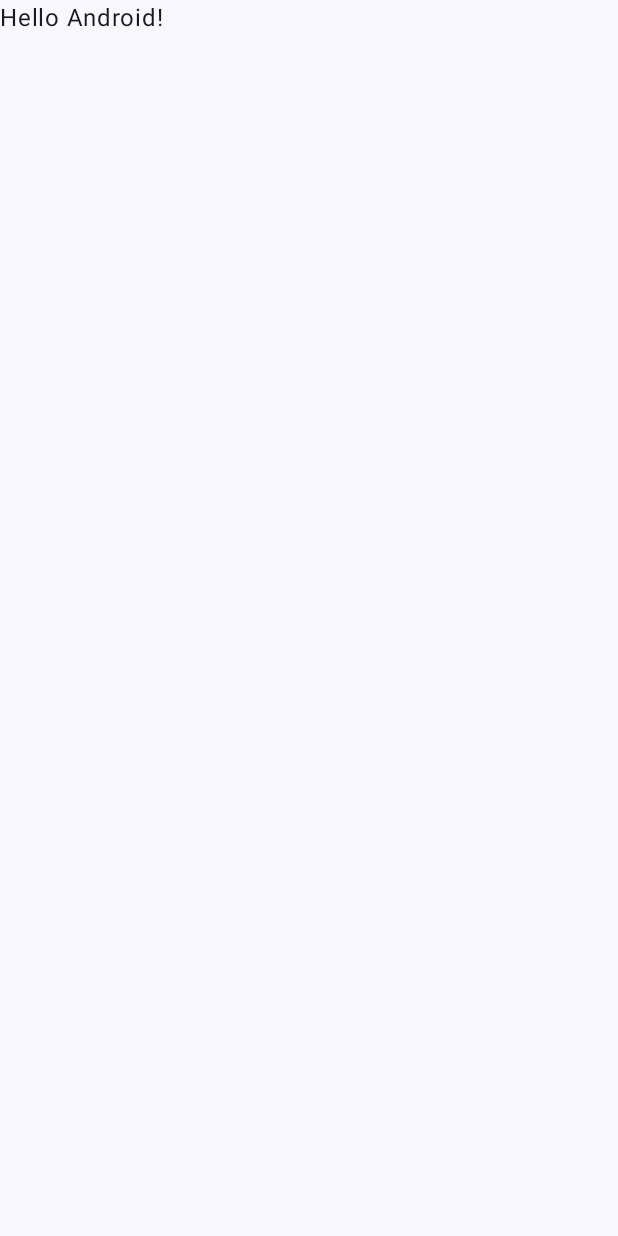
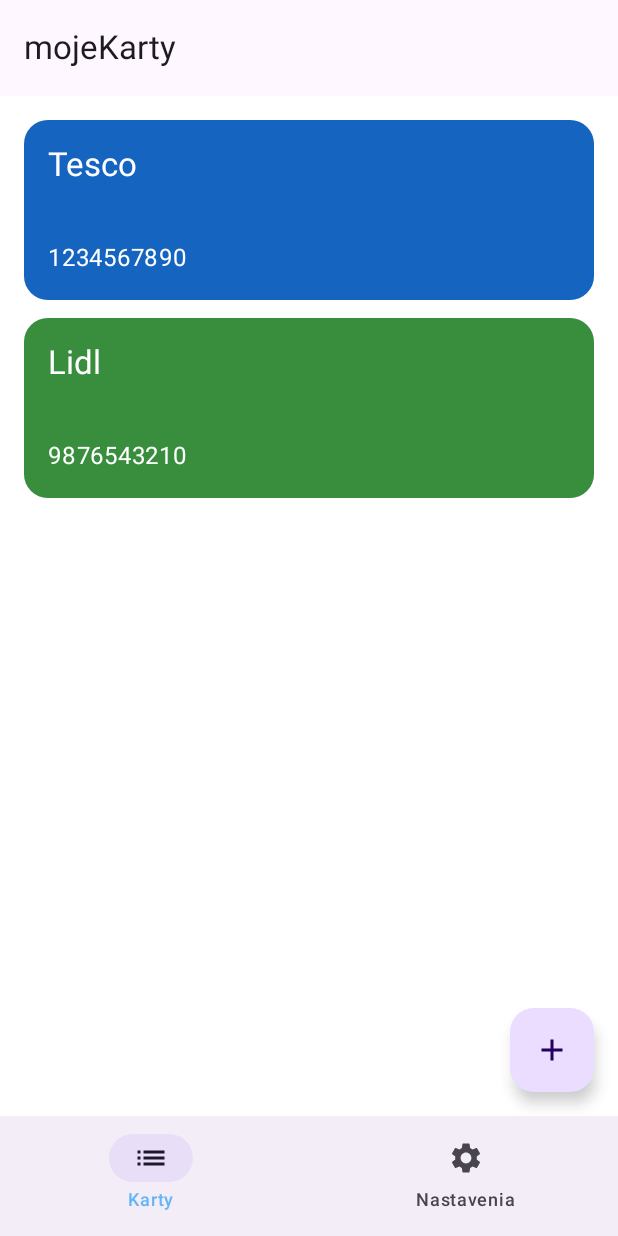
Before and after one commit to dubovecFilip/mojeKarty, an Android app built with Jetpack Compose: the screen it shows after launch (MainActivity), on a phone screen of 412 x 824 dp. Before the commit the screen is almost empty. Run offline under Robolectric (Android 15) with nearby library versions, the phone set to English and light mode, and no system bars.

Commit message:
Základná hlavná obrazovka s testovacími kartami
- pridaný MainScreen so scaffoldom a navigáciou (cards/settings)
- vytvorená obrazovka CardListScreen s LazyColumn
- vytvorený komponent LoyaltyCardItem s farebným pozadím
- použitý FAB na pridanie novej karty (zatiaľ bez logiky)
- pridané testovacie dáta pre zobrazenie kariet
- použité Material3 komponenty (TopAppBar, NavigationBar, Card, FAB)

```diff
--- a/app/build.gradle.kts
+++ b/app/build.gradle.kts
@@ -49,6 +49,7 @@
     implementation(libs.androidx.ui.graphics)
     implementation(libs.androidx.ui.tooling.preview)
     implementation(libs.androidx.material3)
+    implementation(libs.androidx.navigation.compose.android)
     testImplementation(libs.junit)
     androidTestImplementation(libs.androidx.junit)
     androidTestImplementation(libs.androidx.espresso.core)
--- a/app/src/main/java/com/example/mojekarty/MainActivity.kt
+++ b/app/src/main/java/com/example/mojekarty/MainActivity.kt
@@ -3,45 +3,19 @@
 import android.os.Bundle
 import androidx.activity.ComponentActivity
 import androidx.activity.compose.setContent
-import androidx.activity.enableEdgeToEdge
-import androidx.compose.foundation.layout.fillMaxSize
-import androidx.compose.foundation.layout.padding
-import androidx.compose.material3.Scaffold
-import androidx.compose.material3.Text
-import androidx.compose.runtime.Composable
-import androidx.compose.ui.Modifier
-import androidx.compose.ui.tooling.preview.Preview
+import androidx.compose.material3.*
 import com.example.mojekarty.ui.theme.MojeKartyTheme
+import com.example.mojekarty.ui.screens.MainScreen
 
 class MainActivity : ComponentActivity() {
     override fun onCreate(savedInstanceState: Bundle?) {
         super.onCreate(savedInstanceState)
-        enableEdgeToEdge()
         setContent {
             MojeKartyTheme {
-                Scaffold(modifier = Modifier.fillMaxSize()) { innerPadding ->
-                    Greeting(
-                        name = "Android",
-                        modifier = Modifier.padding(innerPadding)
-                    )
+                Surface {
+                    MainScreen()
                 }
             }
         }
     }
 }
-
-@Composable
-fun Greeting(name: String, modifier: Modifier = Modifier) {
-    Text(
-        text = "Hello $name!",
-        modifier = modifier
-    )
-}
-
-@Preview(showBackground = true)
-@Composable
-fun GreetingPreview() {
-    MojeKartyTheme {
-        Greeting("Android")
-    }
-}
--- /dev/null
+++ b/app/src/main/java/com/example/mojekarty/model/Card.kt
@@ -0,0 +1,11 @@
+package com.example.mojekarty.model
+
+data class Card(
+    val id: Int,
+    val companyName: String,
+    val cardNumber: String,
+    val holderName: String? = null,
+    val color: String = "#2196F3",
+    val saved: Double = 0.0,
+    val points: Int = 0
+)
--- /dev/null
+++ b/app/src/main/java/com/example/mojekarty/ui/components/LoyaltyCardItem.kt
@@ -0,0 +1,50 @@
+package com.example.mojekarty.ui.components
+
+import androidx.compose.foundation.clickable
+import androidx.compose.foundation.layout.*
+import androidx.compose.foundation.shape.RoundedCornerShape
+import androidx.compose.material3.*
+import androidx.compose.runtime.Composable
+import androidx.compose.ui.Modifier
+import androidx.compose.ui.graphics.Color
+import androidx.compose.ui.unit.dp
+import androidx.compose.ui.draw.clip
+import com.example.mojekarty.model.Card
+import androidx.core.graphics.toColorInt
+
+@Composable
+fun LoyaltyCardItem(card: Card, onClick: () -> Unit) {
+    val backgroundColor = try {
+        Color(card.color.toColorInt())
+    } catch (e: Exception) {
+        MaterialTheme.colorScheme.primary
+    }
+
+    Card(
+        modifier = Modifier
+            .fillMaxWidth()
+            .height(120.dp)
+            .clip(RoundedCornerShape(16.dp))
+            .clickable { onClick() },
+        colors = CardDefaults.cardColors(containerColor = backgroundColor),
+        elevation = CardDefaults.cardElevation(defaultElevation = 4.dp)
+    ) {
+        Column(
+            modifier = Modifier
+                .fillMaxSize()
+                .padding(16.dp),
+            verticalArrangement = Arrangement.SpaceBetween
+        ) {
+            Text(
+                text = card.companyName,
+                style = MaterialTheme.typography.titleLarge,
+                color = MaterialTheme.colorScheme.onPrimary
+            )
+            Text(
+                text = card.cardNumber,
+                style = MaterialTheme.typography.bodyLarge,
+                color = MaterialTheme.colorScheme.onPrimary
+            )
+        }
+    }
+}
--- /dev/null
+++ b/app/src/main/java/com/example/mojekarty/ui/screens/CardListScreen.kt
@@ -0,0 +1,43 @@
+package com.example.mojekarty.ui.screens
+
+import androidx.compose.foundation.lazy.LazyColumn
+import androidx.compose.foundation.lazy.items
+import androidx.compose.foundation.layout.*
+import androidx.compose.material.icons.Icons
+import androidx.compose.material.icons.filled.Add
+import androidx.compose.material3.*
+import androidx.compose.runtime.Composable
+import androidx.compose.ui.Alignment
+import androidx.compose.ui.Modifier
+import androidx.compose.ui.unit.dp
+import com.example.mojekarty.model.Card
+import com.example.mojekarty.ui.components.LoyaltyCardItem
+
+@Composable
+fun CardListScreen(
+    cards: List<Card>,
+    onAddClick: () -> Unit = {},
+    onCardClick: (Card) -> Unit = {}
+) {
+    Box(modifier = Modifier.fillMaxSize()) {
+        LazyColumn(
+            modifier = Modifier
+                .fillMaxSize()
+                .padding(16.dp)
+        ) {
+            items(cards) { card ->
+                LoyaltyCardItem(card = card, onClick = { onCardClick(card) })
+                Spacer(modifier = Modifier.height(12.dp))
+            }
+        }
+
+        FloatingActionButton(
+            onClick = onAddClick,
+            modifier = Modifier
+                .align(Alignment.BottomEnd)
+                .padding(16.dp)
+        ) {
+            Icon(Icons.Default.Add, contentDescription = "Pridať kartu")
+        }
+    }
+}
--- /dev/null
+++ b/app/src/main/java/com/example/mojekarty/ui/screens/MainScreen.kt
@@ -0,0 +1,61 @@
+package com.example.mojekarty.ui.screens
+
+import androidx.compose.foundation.layout.padding
+import androidx.compose.material.icons.Icons
+import androidx.compose.material.icons.automirrored.filled.List
+import androidx.compose.material.icons.filled.List
+import androidx.compose.material.icons.filled.Settings
+import androidx.compose.material3.*
+import androidx.compose.runtime.Composable
+import androidx.compose.ui.Modifier
+import androidx.navigation.compose.NavHost
+import androidx.navigation.compose.composable
+import androidx.navigation.compose.rememberNavController
+import com.example.mojekarty.model.Card
+
+@OptIn(ExperimentalMaterial3Api::class)
+@Composable
+fun MainScreen() {
+    val navController = rememberNavController()
+
+    // Testovacie dáta
+    val testCards = listOf(
+        Card(1, "Tesco", "1234567890", color = "#1565C0"),
+        Card(2, "Lidl", "9876543210", color = "#388E3C")
+    )
+
+    Scaffold(
+        topBar = {
+            TopAppBar(title = { Text("mojeKarty") })
+        },
+        bottomBar = {
+            NavigationBar {
+                NavigationBarItem(
+                    selected = true, // zatiaľ natvrdo
+                    onClick = { navController.navigate("cards") },
+                    icon = { Icon(Icons.AutoMirrored.Filled.List, contentDescription = "Karty") },
+                    label = { Text("Karty") }
+                )
+                NavigationBarItem(
+                    selected = false,
+                    onClick = { navController.navigate("settings") },
+                    icon = { Icon(Icons.Default.Settings, contentDescription = "Nastavenia") },
+                    label = { Text("Nastavenia") }
+                )
+            }
+        }
+    ) { innerPadding ->
+        NavHost(
+            navController = navController,
+            startDestination = "cards",
+            modifier = Modifier.padding(innerPadding)
+        ) {
+            composable("cards") {
+                CardListScreen(cards = testCards)
+            }
+            composable("settings") {
+                Text("Nastavenia") // zatiaľ placeholder
+            }
+        }
+    }
+}
--- /dev/null
+++ b/app/src/main/java/com/example/mojekarty/ui/screens/SettingsScreen.kt
@@ -0,0 +1,9 @@
+package com.example.mojekarty.ui.screens
+
+import androidx.compose.material3.Text
+import androidx.compose.runtime.Composable
+
+@Composable
+fun SettingsScreen() {
+    Text("Tu budú nastavenia.")
+}
--- a/app/src/main/java/com/example/mojekarty/ui/theme/Color.kt
+++ b/app/src/main/java/com/example/mojekarty/ui/theme/Color.kt
@@ -1,11 +1,21 @@
 package com.example.mojekarty.ui.theme
 
+import androidx.compose.material3.darkColorScheme
+import androidx.compose.material3.lightColorScheme
 import androidx.compose.ui.graphics.Color
 
-val Purple80 = Color(0xFFD0BCFF)
-val PurpleGrey80 = Color(0xFFCCC2DC)
-val Pink80 = Color(0xFFEFB8C8)
+val LightColorScheme = lightColorScheme(
+    primary = Color(0xFF1565C0),
+    onPrimary = Color.White,
+    secondary = Color(0xFF64B5F6),
+    background = Color.White,
+    onBackground = Color.Black
+)
 
-val Purple40 = Color(0xFF6650a4)
-val PurpleGrey40 = Color(0xFF625b71)
-val Pink40 = Color(0xFF7D5260)
+val DarkColorScheme = darkColorScheme(
+    primary = Color(0xFF90CAF9),
+    onPrimary = Color.Black,
+    secondary = Color(0xFF42A5F5),
+    background = Color(0xFF121212),
+    onBackground = Color.White
+)
--- a/app/src/main/java/com/example/mojekarty/ui/theme/Theme.kt
+++ b/app/src/main/java/com/example/mojekarty/ui/theme/Theme.kt
@@ -1,58 +1,22 @@
 package com.example.mojekarty.ui.theme
 
-import android.app.Activity
-import android.os.Build
+import androidx.compose.material3.MaterialTheme
+import androidx.compose.material3.Typography
+import androidx.compose.material3.Shapes
+import androidx.compose.runtime.Composable
 import androidx.compose.foundation.isSystemInDarkTheme
-import androidx.compose.material3.MaterialTheme
-import androidx.compose.material3.darkColorScheme
-import androidx.compose.material3.dynamicDarkColorScheme
-import androidx.compose.material3.dynamicLightColorScheme
-import androidx.compose.material3.lightColorScheme
-import androidx.compose.runtime.Composable
-import androidx.compose.ui.platform.LocalContext
-
-private val DarkColorScheme = darkColorScheme(
-    primary = Purple80,
-    secondary = PurpleGrey80,
-    tertiary = Pink80
-)
-
-private val LightColorScheme = lightColorScheme(
-    primary = Purple40,
-    secondary = PurpleGrey40,
-    tertiary = Pink40
-
-    /* Other default colors to override
-    background = Color(0xFFFFFBFE),
-    surface = Color(0xFFFFFBFE),
-    onPrimary = Color.White,
-    onSecondary = Color.White,
-    onTertiary = Color.White,
-    onBackground = Color(0xFF1C1B1F),
-    onSurface = Color(0xFF1C1B1F),
-    */
-)
 
 @Composable
 fun MojeKartyTheme(
-    darkTheme: Boolean = isSystemInDarkTheme(),
-    // Dynamic color is available on Android 12+
-    dynamicColor: Boolean = true,
+    useDarkTheme: Boolean = isSystemInDarkTheme(),
     content: @Composable () -> Unit
 ) {
-    val colorScheme = when {
-        dynamicColor && Build.VERSION.SDK_INT >= Build.VERSION_CODES.S -> {
-            val context = LocalContext.current
-            if (darkTheme) dynamicDarkColorScheme(context) else dynamicLightColorScheme(context)
-        }
-
-        darkTheme -> DarkColorScheme
-        else -> LightColorScheme
-    }
+    val colorScheme = if (useDarkTheme) DarkColorScheme else LightColorScheme
 
     MaterialTheme(
         colorScheme = colorScheme,
-        typography = Typography,
+        typography = Typography(),
+        shapes = Shapes(),
         content = content
     )
 }
--- a/app/src/main/java/com/example/mojekarty/ui/theme/Type.kt
+++ /dev/null
@@ -1,34 +0,0 @@
-package com.example.mojekarty.ui.theme
-
-import androidx.compose.material3.Typography
-import androidx.compose.ui.text.TextStyle
-import androidx.compose.ui.text.font.FontFamily
-import androidx.compose.ui.text.font.FontWeight
-import androidx.compose.ui.unit.sp
-
-// Set of Material typography styles to start with
-val Typography = Typography(
-    bodyLarge = TextStyle(
-        fontFamily = FontFamily.Default,
-        fontWeight = FontWeight.Normal,
-        fontSize = 16.sp,
-        lineHeight = 24.sp,
-        letterSpacing = 0.5.sp
-    )
-    /* Other default text styles to override
-    titleLarge = TextStyle(
-        fontFamily = FontFamily.Default,
-        fontWeight = FontWeight.Normal,
-        fontSize = 22.sp,
-        lineHeight = 28.sp,
-        letterSpacing = 0.sp
-    ),
-    labelSmall = TextStyle(
-        fontFamily = FontFamily.Default,
-        fontWeight = FontWeight.Medium,
-        fontSize = 11.sp,
-        lineHeight = 16.sp,
-        letterSpacing = 0.5.sp
-    )
-    */
-)
```
Also changed, not shown: gradle/libs.versions.toml (+5 -3 lines), build.gradle.kts (line endings or trailing spaces), 2 other files.
